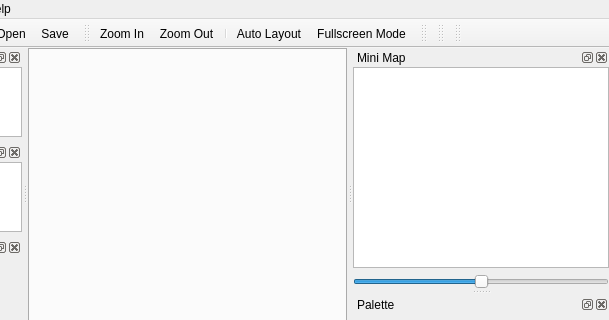
First picture: the form in qrgui/mainwindow/mainWindow.ui, repository qreal/qreal, before the edit; both pictures show x 234 to 843 and y 0 to 320 of the 843 by 559 pixel window.
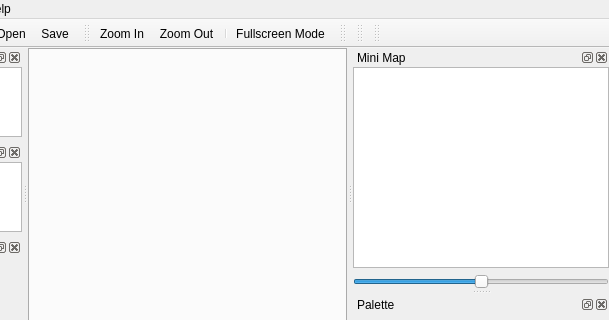
Second picture: the form after the edit. Icons and pictures are not drawn. Custom widgets are drawn as their Qt base class.

Commit message: added auto layout dialog button to refactoring plugin

The edit to the form file:
```diff
--- a/qrgui/mainwindow/mainWindow.ui
+++ b/qrgui/mainwindow/mainWindow.ui
@@ -201,7 +201,6 @@
    <addaction name="actionZoom_In"/>
    <addaction name="actionZoom_Out"/>
    <addaction name="separator"/>
-   <addaction name="actionAutoLayout"/>
    <addaction name="actionFullscreen"/>
   </widget>
   <widget class="QDockWidget" name="logicalModelDock">
@@ -677,11 +676,6 @@
     <string>Ctrl+V</string>
    </property>
   </action>
-  <action name="actionAutoLayout">
-   <property name="text">
-    <string>Auto Layout</string>
-   </property>
-  </action>
   <action name="actionPasteReference">
    <property name="text">
     <string>Paste only graphical copy</string>
```
The commit also changes 5 other files.
